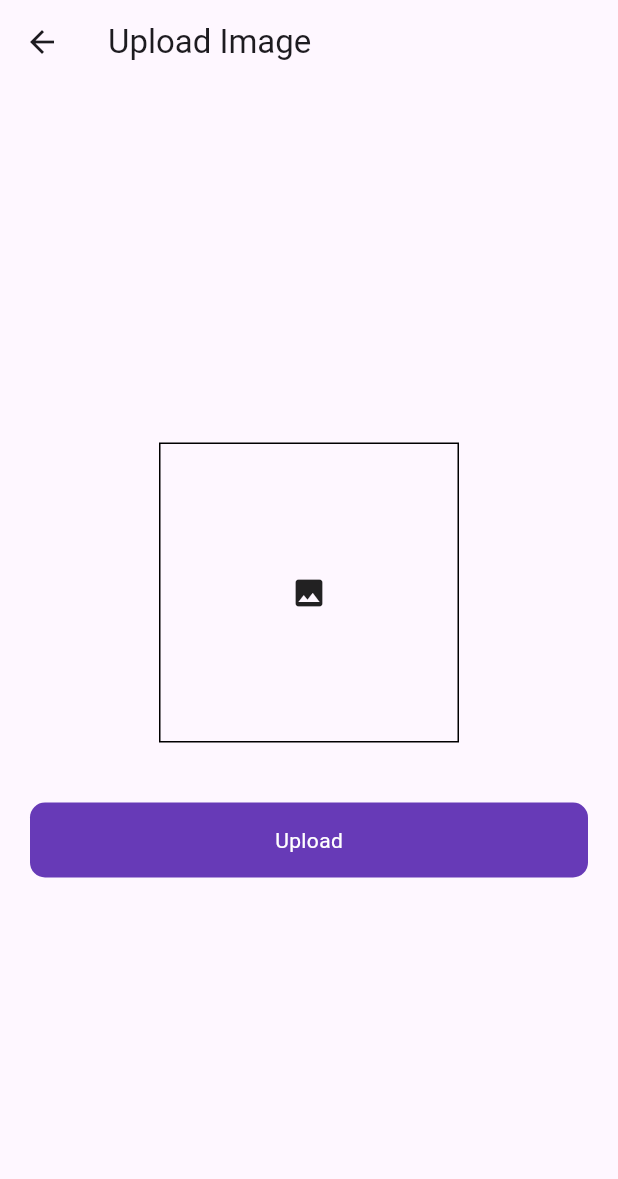
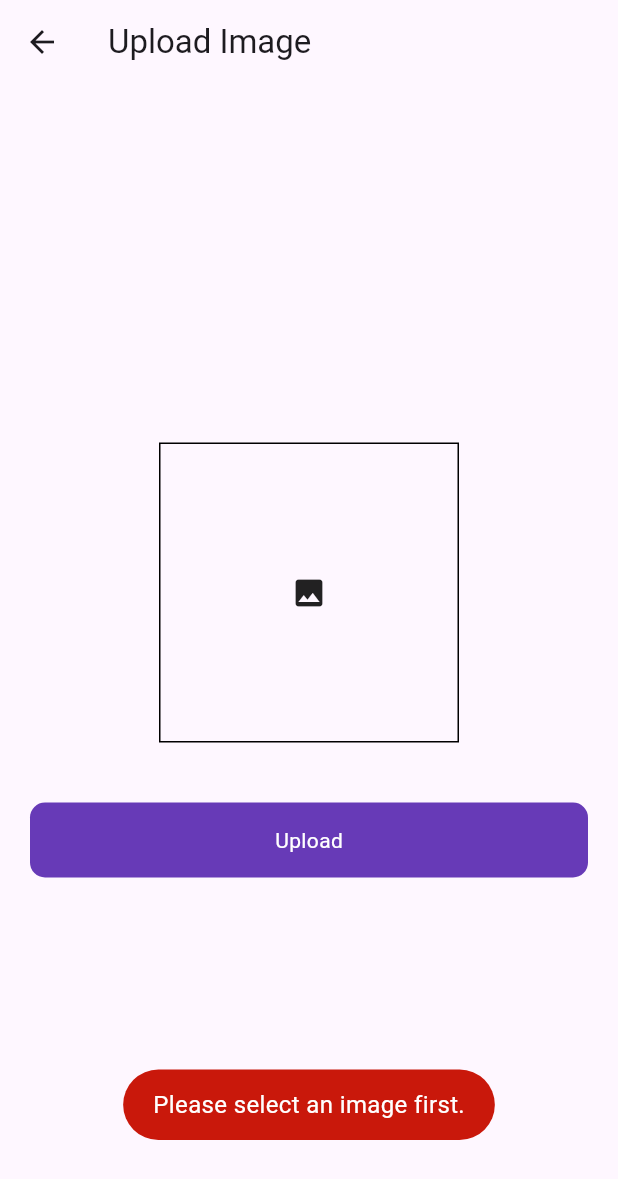
Before and after one commit to Qasim-afzaal/Flutter_RealTime_DB_Firebase, a Flutter app: the UploadImageScreen screen opened directly, after a tap on "Upload", on a phone screen of 412 x 824 dp. Shown: the top 1179 px of the screen. Run offline on Flutter 3.47's test engine with Material 3 defaults, Android fonts, the phone set to English and light mode, and no system bars; our stand-ins replace cloud_firestore, firebase_auth, firebase_core, firebase_database, firebase_storage, fluttertoast and 1 more; accounts and stored records are empty.

Commit message:
use static class for call show toast

```diff
--- a/lib/ui/upload_image.dart
+++ b/lib/ui/upload_image.dart
@@ -34,17 +34,17 @@ class _UploadImageScreenState extends State<UploadImageScreen> {
           _selectedImage = File(pickedFile.path);
         });
       } else {
-        Utils().toastMessage('No image selected.');
+        Utils.showToast('No image selected.');
       }
     } catch (e) {
-      Utils().toastMessage('Error picking image: $e');
+      Utils.showToast('Error picking image: $e');
     }
   }
 
   /// Uploads the selected image to Firebase Storage and updates the database.
   Future<void> _uploadImage() async {
     if (_selectedImage == null) {
-      Utils().toastMessage('Please select an image first.');
+      Utils.showToast('Please select an image first.');
       return;
     }
 
@@ -62,9 +62,9 @@ class _UploadImageScreenState extends State<UploadImageScreen> {
         'title': downloadUrl,
       });
 
-      Utils().toastMessage('Image uploaded successfully.');
+      Utils.showToast('Image uploaded successfully.');
     } catch (e) {
-      Utils().toastMessage('Error uploading image: $e');
+      Utils.showToast('Error uploading image: $e');
     } finally {
       setState(() => isLoading = false);
     }
```
